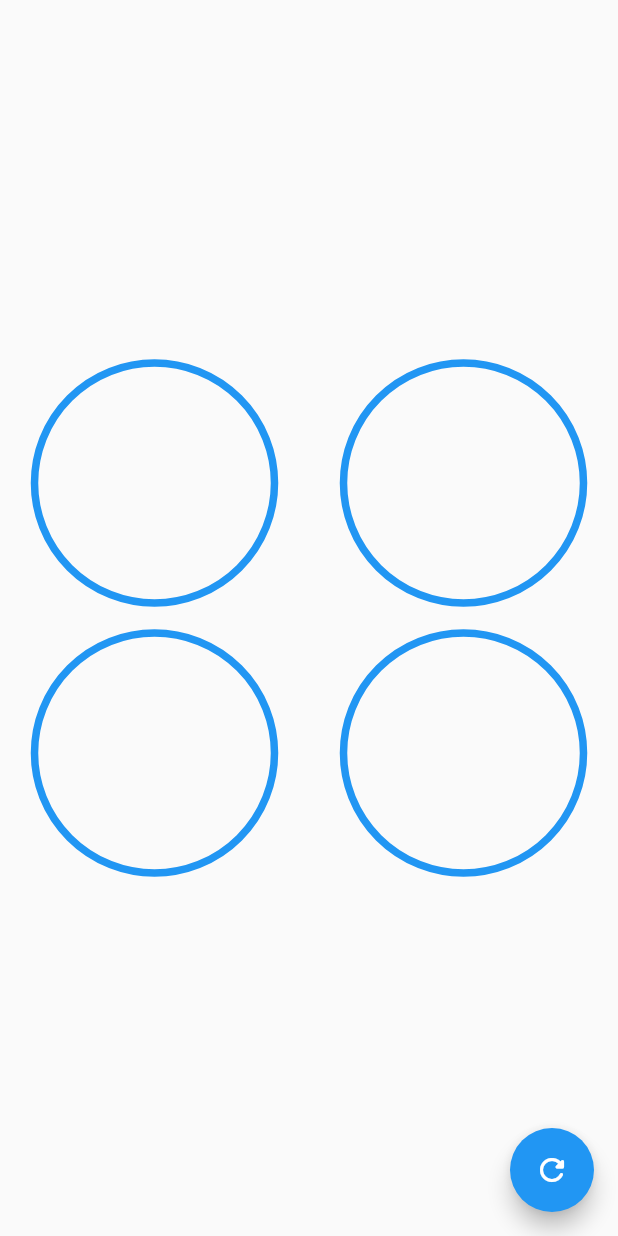
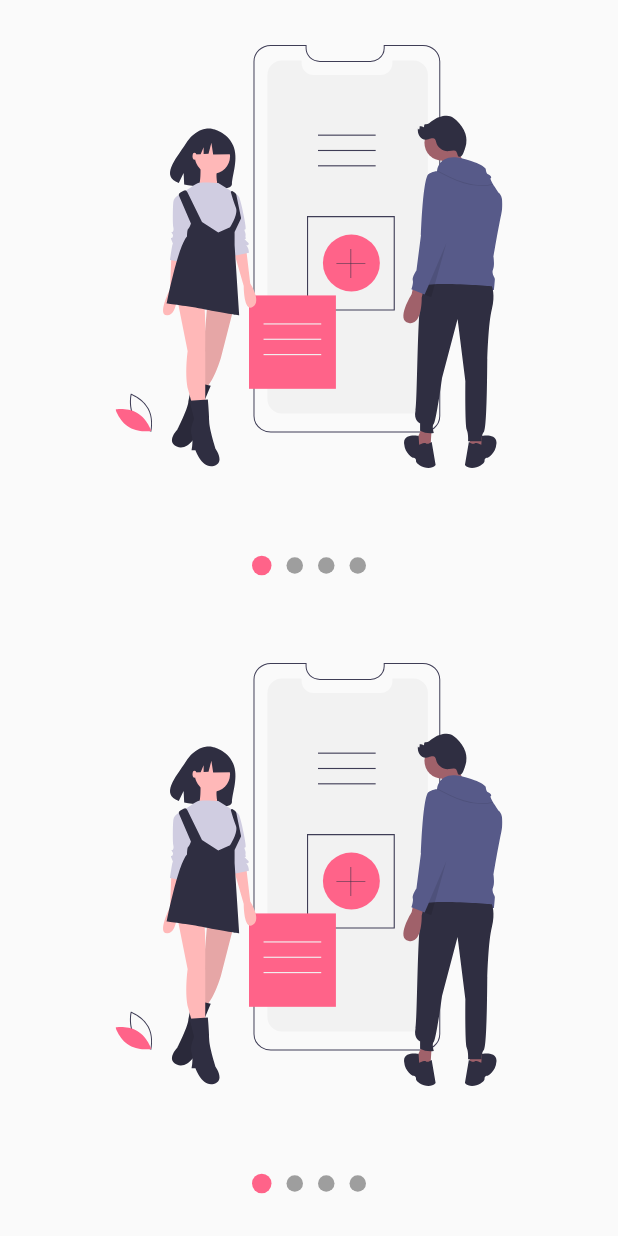
Before and after one commit to Lincol1999/Dise-o_profesional, a Flutter app: the screen it shows after launch, on a phone screen of 412 x 824 dp. Run offline on Flutter 3.47's test engine with Material 2 defaults, Android fonts, the phone set to English and light mode, and no system bars; our stand-ins replace flutter_svg.

Commit message:
SliderShow Terminado

```diff
--- a/lib/main.dart
+++ b/lib/main.dart
@@ -1,5 +1,9 @@
-import 'package:diseno_profesional/src/pages/graficas_circulares_pages.dart';
 import 'package:flutter/material.dart';
+
+import 'package:diseno_profesional/src/pages/slideshow_page.dart';
+
+// import 'package:diseno_profesional/src/pages/graficas_circulares_pages.dart';
+// import 'package:diseno_profesional/src/labs/slidershow_page.dart';
 
 // import 'package:diseno_profesional/src/retos/cuadrado_animado_page.dart';
 
@@ -17,7 +21,7 @@ class MyApp extends StatelessWidget {
     return MaterialApp(
       debugShowCheckedModeBanner: false,
       title: 'Diseño Profesional',
-      home: GraficasCircularesPage(),
+      home: SlideshowPage(),
     );
   }
 }
--- /dev/null
+++ b/lib/src/models/slider_model.dart
@@ -0,0 +1,13 @@
+import 'package:flutter/material.dart';
+
+class SliderModel with ChangeNotifier {
+  double _currentPage = 0; //Pagina actual
+
+  double get currentPage => this._currentPage;
+
+  set currentPage(double pagina) {
+    this._currentPage = pagina;
+    print(pagina);
+    notifyListeners(); //Notifica a los widget en que pagina estamos
+  }
+}
--- /dev/null
+++ b/lib/src/pages/slideshow_page.dart
@@ -0,0 +1,36 @@
+import 'package:diseno_profesional/src/widgets/slideshow.dart';
+import 'package:flutter/material.dart';
+import 'package:flutter_svg/flutter_svg.dart';
+
+class SlideshowPage extends StatelessWidget {
+  @override
+  Widget build(BuildContext context) {
+    return Scaffold(
+        // backgroundColor: Colors.purple,
+        body: Column(
+      children: [
+        Expanded(child: Misledeshow()),
+        Expanded(child: Misledeshow()),
+      ],
+    ));
+  }
+}
+
+class Misledeshow extends StatelessWidget {
+  @override
+  Widget build(BuildContext context) {
+    return Slideshow(
+      bulletPrimario: 13,
+      bulletSecundario: 11,
+      // puntosArriba: true,
+      colorPrimario: Color(0xffFF6389),
+      // colorsSecundario: Colors.white,
+      slides: [
+        SvgPicture.asset('assets/svgs/slide-1.svg'),
+        SvgPicture.asset('assets/svgs/slide-2.svg'),
+        SvgPicture.asset('assets/svgs/slide-3.svg'),
+        SvgPicture.asset('assets/svgs/slide-4.svg'),
+      ],
+    );
+  }
+}
--- /dev/null
+++ b/lib/src/widgets/slideshow.dart
@@ -0,0 +1,202 @@
+import 'package:flutter/material.dart';
+
+import 'package:provider/provider.dart';
+
+class Slideshow extends StatelessWidget {
+  final List<Widget> slides;
+  final bool puntosArriba;
+  final Color colorPrimario;
+  final Color colorSecundario;
+  final double bulletPrimario;
+  final double bulletSecundario;
+
+  Slideshow(
+      {@required this.slides,
+      this.puntosArriba = false,
+      this.colorPrimario = Colors.blue,
+      this.colorSecundario = Colors.grey,
+      this.bulletPrimario = 12.0,
+      this.bulletSecundario = 12.0});
+
+  @override
+  Widget build(BuildContext context) {
+    return ChangeNotifierProvider(
+      create: (context) => _SlideshowModel(),
+      child: SafeArea(
+        child: Center(child: Builder(
+          builder: (BuildContext context) {
+            Provider.of<_SlideshowModel>(context).colorPrimario =
+                this.colorPrimario;
+            Provider.of<_SlideshowModel>(context).colorSecundario =
+                this.colorSecundario;
+            Provider.of<_SlideshowModel>(context).bulletPrimario =
+                this.bulletPrimario;
+            Provider.of<_SlideshowModel>(context).bulletSecundario =
+                this.bulletSecundario;
+            return _CrearEstructuraSlideshow(
+                puntosArriba: puntosArriba, slides: slides);
+          },
+        )),
+      ),
+    );
+  }
+}
+
+class _CrearEstructuraSlideshow extends StatelessWidget {
+  const _CrearEstructuraSlideshow({
+    @required this.puntosArriba,
+    @required this.slides,
+  });
+
+  final bool puntosArriba;
+  final List<Widget> slides;
+
+  @override
+  Widget build(BuildContext context) {
+    return Column(
+      children: [
+        if (this.puntosArriba) _Dots(this.slides.length),
+        Expanded(child: _Slides(this.slides)),
+        if (!this.puntosArriba) _Dots(this.slides.length),
+      ],
+    );
+  }
+}
+
+// SvgPicture.asset('assets/svgs/slide-1.svg'),
+class _Slides extends StatefulWidget {
+  final List<Widget> slides;
+
+  _Slides(this.slides);
+
+  @override
+  __SlidesState createState() => __SlidesState();
+}
+
+class __SlidesState extends State<_Slides> {
+  final pageViewController = new PageController();
+
+  @override
+  void initState() {
+    super.initState();
+    pageViewController.addListener(() {
+      Provider.of<_SlideshowModel>(context, listen: false).currentPage =
+          pageViewController.page;
+    });
+  }
+
+  @override
+  void dispose() {
+    pageViewController.dispose();
+    super.dispose();
+  }
+
+  @override
+  Widget build(BuildContext context) {
+    return Container(
+      child: PageView(
+        controller: pageViewController,
+        children: widget.slides.map((slide) => _Slide(slide)).toList(),
+      ),
+    );
+  }
+}
+
+class _Slide extends StatelessWidget {
+  final Widget slide;
+
+  _Slide(this.slide);
+
+  @override
+  Widget build(BuildContext context) {
+    return Container(
+      width: double.infinity,
+      height: double.infinity,
+      padding: EdgeInsets.all(30),
+      child: slide,
+    );
+  }
+}
+
+class _Dots extends StatelessWidget {
+  final int totalSlides;
+
+  _Dots(this.totalSlides);
+  @override
+  Widget build(BuildContext context) {
+    return Container(
+      width: double.infinity,
+      height: 70,
+      //Creacion de los (...)
+      child: Row(
+          mainAxisAlignment: MainAxisAlignment.center,
+          children: List.generate(this.totalSlides, (i) => _Dot(i))),
+    );
+  }
+}
+
+class _Dot extends StatelessWidget {
+  final int index;
+
+  _Dot(this.index);
+
+  @override
+  Widget build(BuildContext context) {
+    final slideshowModel = Provider.of<_SlideshowModel>(context);
+    double tamano;
+    Color color;
+    //0 >= 1 - 0.5 && 1 < 1 + 0.5
+    if (slideshowModel.currentPage >= index - 0.5 &&
+        slideshowModel.currentPage < index + 0.5) {
+      tamano = slideshowModel.bulletPrimario;
+      color = slideshowModel.colorPrimario;
+    } else {
+      tamano = slideshowModel._bulletSecundario;
+      color = slideshowModel.colorSecundario;
+    }
+
+    return AnimatedContainer(
+      duration: Duration(milliseconds: 200),
+      width: tamano,
+      height: tamano,
+      margin: EdgeInsets.symmetric(horizontal: 5),
+      decoration: BoxDecoration(color: color, shape: BoxShape.circle),
+    );
+  }
+}
+
+class _SlideshowModel with ChangeNotifier {
+  double _currentPage = 0; //Pagina actual
+  Color _colorPrimario = Colors.blue;
+  Color _colorSecundario = Colors.grey;
+  double _bulletPrimario = 12.0;
+  double _bulletSecundario = 12.0;
+
+  double get currentPage => this._currentPage;
+
+  set currentPage(double pagina) {
+    this._currentPage = pagina;
+    print(pagina);
+    notifyListeners(); //Notifica a los widget en que pagina estamos
+  }
+
+  Color get colorPrimario => this._colorPrimario;
+  set colorPrimario(Color color) {
+    this._colorPrimario = color;
+  }
+
+  Color get colorSecundario => this._colorSecundario;
+  set colorSecundario(Color color) {
+    this._colorSecundario = color;
+  }
+
+  double get bulletPrimario => this._bulletPrimario;
+  set bulletPrimario(double tamano) {
+    this._bulletPrimario = tamano;
+  }
+
+  double get bulletSecundario => this._bulletSecundario;
+  set bulletSecundario(double tamano) {
+    this._bulletSecundario = tamano;
+  }
+}
```
Also changed, not shown: lib/src/labs/slidershow_page.dart (added, +124 -0 lines), pubspec.yaml (+8 -2 lines), assets/svgs/slide-1.svg (added), assets/svgs/slide-2.svg (added), assets/svgs/slide-3.svg (added), assets/svgs/slide-4.svg (added), assets/svgs/slide-5.svg (added), pubspec.lock.
